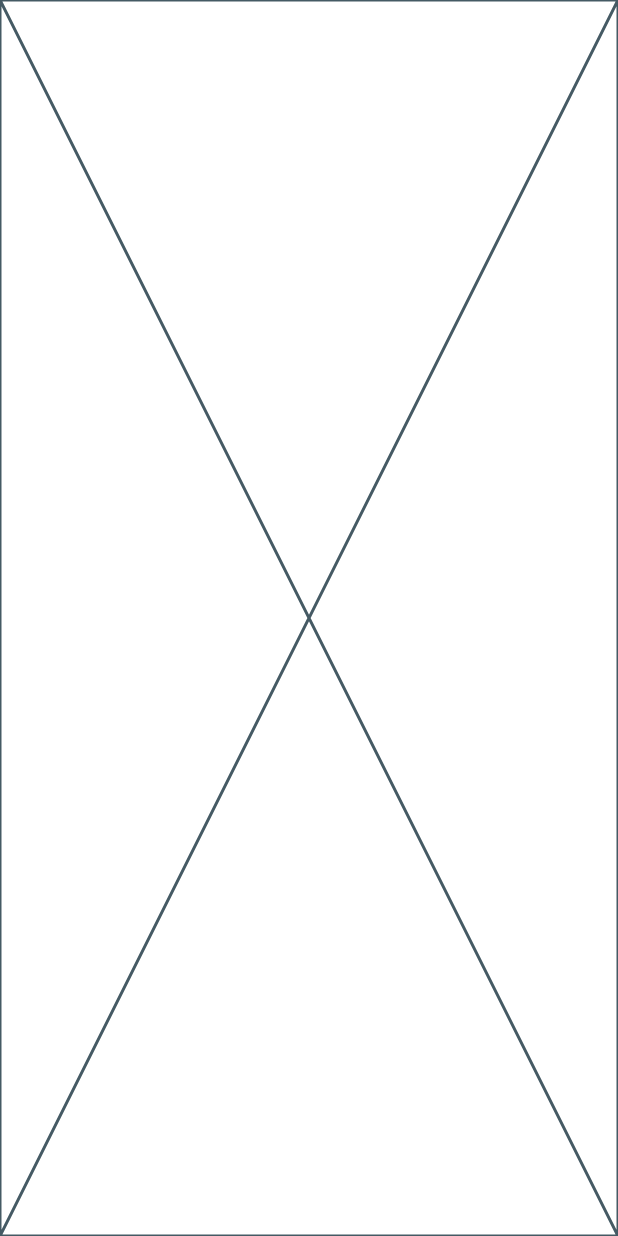
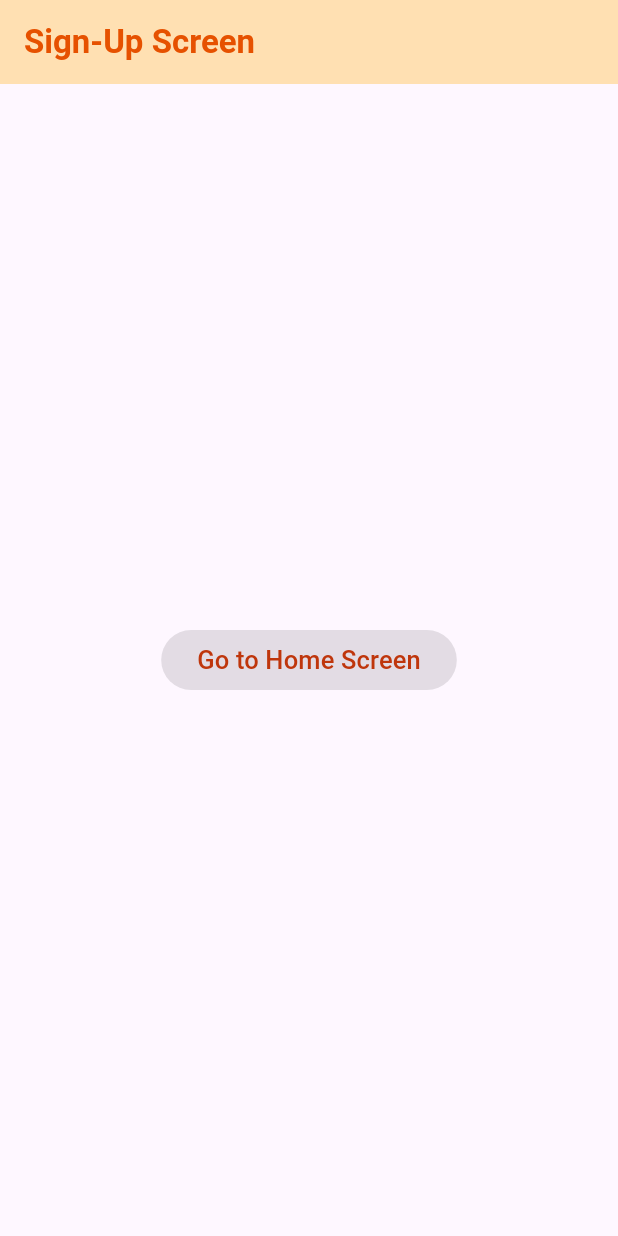
Before and after one commit to meetshaheer/Flutter-Navigation, a Flutter app: the screen it shows after launch, on a phone screen of 412 x 824 dp. Run offline on Flutter 3.47's test engine with Material 3 defaults, Android fonts, the phone set to English and light mode, and no system bars; statements that could not run were skipped.

Commit message:
Design Simple Login View PAge with Navigation botton

```diff
--- a/navigation/lib/navigation.dart
+++ b/navigation/lib/navigation.dart
@@ -5,6 +5,34 @@ class navigator extends StatelessWidget {
 
   @override
   Widget build(BuildContext context) {
-    return const Placeholder();
+    return Scaffold(
+      appBar: AppBar(
+        backgroundColor: Colors.orange[100],
+        title: Text(
+          "Sign-Up Screen",
+          style: TextStyle(
+            fontWeight: FontWeight.w600,
+            color: Colors.orange[900],
+          ),
+        ),
+      ),
+      body: Center(
+        child: ElevatedButton(
+          style: ElevatedButton.styleFrom(
+            backgroundColor: Colors.deepOrange[50],
+          ),
+          onPressed: () {
+            Navigator.push(context, MaterialPageRoute(builder: (context) => ))
+          },
+          child: Text(
+            "Go to Home Screen",
+            style: TextStyle(
+              color: Colors.deepOrange[900],
+              fontSize: 17,
+            ),
+          ),
+        ),
+      ),
+    );
   }
 }
```
Also changed, not shown: 20 other files.
